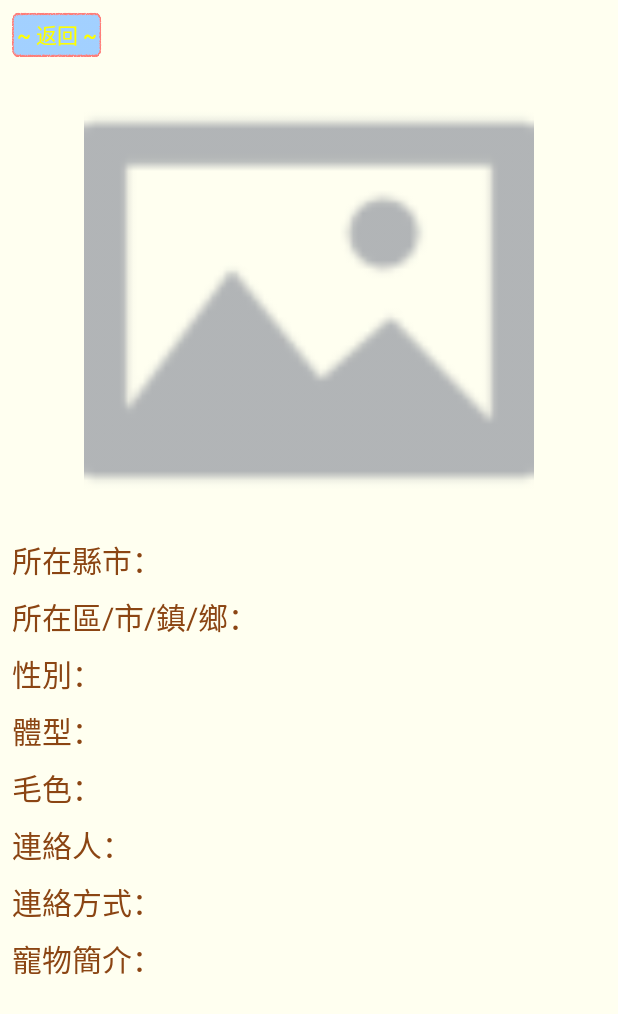
After one commit to cindyle0470/FindMyPet, an Android app: the DetailActivity screen opened directly, with no data from a screen before it, on a phone screen of 412 x 824 dp. The commit adds this screen. Shown: the top 1014 px of the screen. Run offline under Robolectric (Android 15) with nearby library versions, the phone set to English and light mode, and no system bars; 1 statement that could not run was skipped.

Commit message:
Initial commit

```diff
--- a/app/build.gradle
+++ b/app/build.gradle
@@ -29,6 +29,6 @@ dependencies {
     implementation 'com.android.support:design:26.1.0'
     implementation 'com.squareup.okhttp3:okhttp:3.9.1'
     implementation group: 'com.fasterxml.jackson.core',
-            name:'jackson-databind', version: '2.9.4'
+            name: 'jackson-databind', version: '2.9.4'
     compile 'com.github.bumptech.glide:glide:3.7.0'
 }
--- a/app/src/main/AndroidManifest.xml
+++ b/app/src/main/AndroidManifest.xml
@@ -2,7 +2,7 @@
 <manifest xmlns:android="http://schemas.android.com/apk/res/android"
     package="com.example.chingili.findmypet">
 
-    <uses-permission android:name="android.permission.INTERNET"/>
+    <uses-permission android:name="android.permission.INTERNET" />
 
     <application
         android:allowBackup="true"
@@ -18,7 +18,8 @@
                 <category android:name="android.intent.category.LAUNCHER" />
             </intent-filter>
         </activity>
-        <activity android:name=".ChooseActivity"></activity>
+        <activity android:name=".ChooseActivity" />
+        <activity android:name=".DetailActivity"></activity>
     </application>
 
 </manifest>
--- /dev/null
+++ b/app/src/main/java/com/example/chingili/findmypet/DetailActivity.java
@@ -0,0 +1,20 @@
+package com.example.chingili.findmypet;
+
+import android.content.Intent;
+import android.support.v7.app.AppCompatActivity;
+import android.os.Bundle;
+import android.util.Log;
+
+import com.example.chingili.findmypet.data.Pet;
+
+public class DetailActivity extends AppCompatActivity {
+
+    @Override
+    protected void onCreate(Bundle savedInstanceState) {
+        super.onCreate(savedInstanceState);
+        setContentView(R.layout.activity_detail);
+
+        Pet pet = (Pet) getIntent().getParcelableExtra("PET");
+        Log.d("test", "onCreate: "+pet.getSize());
+    }
+}
--- /dev/null
+++ b/app/src/main/res/layout/activity_detail.xml
@@ -0,0 +1,256 @@
+<?xml version="1.0" encoding="utf-8"?>
+<android.support.constraint.ConstraintLayout xmlns:android="http://schemas.android.com/apk/res/android"
+    xmlns:app="http://schemas.android.com/apk/res-auto"
+    xmlns:tools="http://schemas.android.com/tools"
+    android:layout_width="match_parent"
+    android:layout_height="match_parent"
+    android:background="@color/beige"
+    tools:context="com.example.chingili.findmypet.DetailActivity">
+
+    <android.support.v4.widget.NestedScrollView
+        android:layout_width="match_parent"
+        android:layout_height="match_parent"
+        android:fillViewport="true"
+        app:layout_constraintBottom_toBottomOf="parent"
+        app:layout_constraintEnd_toEndOf="parent"
+        app:layout_constraintHorizontal_bias="0.0"
+        app:layout_constraintStart_toStartOf="parent"
+        app:layout_constraintTop_toTopOf="parent"
+        app:layout_constraintVertical_bias="1.0">
+
+        <android.support.constraint.ConstraintLayout
+            android:layout_width="match_parent"
+            android:layout_height="wrap_content">
+
+            <Button
+                android:id="@+id/btn_back"
+                android:layout_width="60dp"
+                android:layout_height="30dp"
+                android:layout_marginStart="8dp"
+                android:layout_marginTop="8dp"
+                android:background="@drawable/style_btn"
+                android:text="~ 返回 ~"
+                android:textColor="@color/yellow"
+                app:layout_constraintStart_toStartOf="parent"
+                app:layout_constraintTop_toTopOf="parent" />
+
+            <ImageView
+                android:id="@+id/img"
+                android:layout_width="0dp"
+                android:layout_height="300dp"
+                android:layout_marginTop="50dp"
+                android:scaleType="fitCenter"
+                app:layout_constraintEnd_toEndOf="parent"
+                app:layout_constraintStart_toStartOf="parent"
+                app:layout_constraintTop_toTopOf="parent"
+                app:srcCompat="@drawable/photo" />
+
+            <TextView
+                android:id="@+id/textView"
+                android:layout_width="wrap_content"
+                android:layout_height="wrap_content"
+                android:layout_marginStart="8dp"
+                android:layout_marginTop="8dp"
+                android:text="所在縣市："
+                android:textAppearance="@style/TextAppearance.AppCompat.Large"
+                android:textColor="@color/saddlebrown"
+                android:textSize="20sp"
+                app:layout_constraintStart_toStartOf="parent"
+                app:layout_constraintTop_toBottomOf="@+id/img" />
+
+            <TextView
+                android:id="@+id/tv_region"
+                android:layout_width="wrap_content"
+                android:layout_height="wrap_content"
+                android:textAppearance="@style/TextAppearance.AppCompat.Large"
+                android:textColor="@color/saddlebrown"
+                android:textSize="20sp"
+                app:layout_constraintStart_toEndOf="@+id/textView"
+                app:layout_constraintTop_toTopOf="@+id/textView" />
+
+            <TextView
+                android:id="@+id/textView3"
+                android:layout_width="wrap_content"
+                android:layout_height="wrap_content"
+                android:layout_marginStart="8dp"
+                android:layout_marginTop="8dp"
+                android:text="所在區/市/鎮/鄉："
+                android:textAppearance="@style/TextAppearance.AppCompat.Large"
+                android:textColor="@color/saddlebrown"
+                android:textSize="20sp"
+                app:layout_constraintStart_toStartOf="parent"
+                app:layout_constraintTop_toBottomOf="@+id/textView" />
+
+            <TextView
+                android:id="@+id/tv_sub_region"
+                android:layout_width="wrap_content"
+                android:layout_height="wrap_content"
+                android:textColor="@color/saddlebrown"
+                android:textSize="20sp"
+                app:layout_constraintStart_toEndOf="@+id/textView3"
+                app:layout_constraintTop_toTopOf="@+id/textView3" />
+
+            <TextView
+                android:id="@+id/textView5"
+                android:layout_width="wrap_content"
+                android:layout_height="wrap_content"
+                android:layout_marginStart="8dp"
+                android:layout_marginTop="8dp"
+                android:text="性別："
+                android:textColor="@color/saddlebrown"
+                android:textSize="20sp"
+                app:layout_constraintStart_toStartOf="parent"
+                app:layout_constraintTop_toBottomOf="@+id/textView3" />
+
+            <TextView
+                android:id="@+id/textView6"
+                android:layout_width="wrap_content"
+                android:layout_height="wrap_content"
+                android:layout_marginStart="8dp"
+                android:layout_marginTop="8dp"
+                android:text="體型："
+                android:textColor="@color/saddlebrown"
+                android:textSize="20sp"
+                app:layout_constraintStart_toStartOf="parent"
+                app:layout_constraintTop_toBottomOf="@+id/textView5" />
+
+            <TextView
+                android:id="@+id/textView7"
+                android:layout_width="wrap_content"
+                android:layout_height="wrap_content"
+                android:layout_marginStart="8dp"
+                android:layout_marginTop="8dp"
+                android:text="毛色："
+                android:textColor="@color/saddlebrown"
+                android:textSize="20sp"
+                app:layout_constraintStart_toStartOf="parent"
+                app:layout_constraintTop_toBottomOf="@+id/textView6" />
+
+            <TextView
+                android:id="@+id/textView8"
+                android:layout_width="wrap_content"
+                android:layout_height="wrap_content"
+                android:layout_marginStart="8dp"
+                android:layout_marginTop="8dp"
+                android:text="連絡人："
+                android:textColor="@color/saddlebrown"
+                android:textSize="20sp"
+                app:layout_constraintStart_toStartOf="parent"
+                app:layout_constraintTop_toBottomOf="@+id/textView7" />
+
+            <TextView
+                android:id="@+id/textView9"
+                android:layout_width="wrap_content"
+                android:layout_height="wrap_content"
+                android:layout_marginStart="8dp"
+                android:layout_marginTop="8dp"
+                android:text="寵物簡介："
+                android:textColor="@color/saddlebrown"
+                android:textSize="20sp"
+                app:layout_constraintStart_toStartOf="parent"
+                app:layout_constraintTop_toBottomOf="@+id/textView10" />
+
+            <TextView
+                android:id="@+id/textView10"
+                android:layout_width="wrap_content"
+                android:layout_height="wrap_content"
+                android:layout_marginStart="8dp"
+                android:layout_marginTop="8dp"
+                android:text="連絡方式："
+                android:textColor="@color/saddlebrown"
+                android:textSize="20sp"
+                app:layout_constraintStart_toStartOf="parent"
+                app:layout_constraintTop_toBottomOf="@+id/textView8" />
+
+            <TextView
+                android:id="@+id/tv_sex"
+                android:layout_width="wrap_content"
+                android:layout_height="wrap_content"
+                android:textColor="@color/saddlebrown"
+                android:textSize="20sp"
+                app:layout_constraintStart_toEndOf="@+id/textView5"
+                app:layout_constraintTop_toTopOf="@+id/textView5" />
+
+            <TextView
+                android:id="@+id/tv_color"
+                android:layout_width="wrap_content"
+                android:layout_height="wrap_content"
+                android:textColor="@color/saddlebrown"
+                android:textSize="20sp"
+                app:layout_constraintStart_toEndOf="@+id/textView7"
+                app:layout_constraintTop_toTopOf="@+id/textView7" />
+
+            <TextView
+                android:id="@+id/tv_size"
+                android:layout_width="wrap_content"
+                android:layout_height="wrap_content"
+                android:textColor="@color/saddlebrown"
+                android:textSize="20sp"
+                app:layout_constraintStart_toEndOf="@+id/textView6"
+                app:layout_constraintTop_toTopOf="@+id/textView6" />
+
+            <TextView
+                android:id="@+id/tv_contact_person"
+                android:layout_width="wrap_content"
+                android:layout_height="wrap_content"
+                android:textColor="@color/saddlebrown"
+                android:textSize="20sp"
+                app:layout_constraintStart_toEndOf="@+id/textView8"
+                app:layout_constraintTop_toTopOf="@+id/textView8" />
+
+            <TextView
+                android:id="@+id/tv_contact_method"
+                android:layout_width="wrap_content"
+                android:layout_height="wrap_content"
+                android:textColor="@color/saddlebrown"
+                android:textSize="20sp"
+                app:layout_constraintStart_toEndOf="@+id/textView10"
+                app:layout_constraintTop_toTopOf="@+id/textView10" />
+
+            <TextView
+                android:id="@+id/tv_description"
+                android:layout_width="0dp"
+                android:layout_height="wrap_content"
+                android:layout_marginEnd="8dp"
+                android:layout_marginStart="8dp"
+                android:minLines="8"
+                android:textColor="@color/saddlebrown"
+                android:textSize="20sp"
+                app:layout_constraintEnd_toEndOf="parent"
+                app:layout_constraintStart_toEndOf="@+id/textView9"
+                app:layout_constraintTop_toTopOf="@+id/textView9" />
+
+            <Button
+                android:id="@+id/button4"
+                android:layout_width="100dp"
+                android:layout_height="30dp"
+                android:layout_marginEnd="8dp"
+                android:layout_marginStart="8dp"
+                android:layout_marginTop="16dp"
+                android:background="@drawable/style_btn"
+                android:text="我要領養！"
+                android:textColor="@color/yellow"
+                app:layout_constraintEnd_toEndOf="parent"
+                app:layout_constraintStart_toStartOf="parent"
+                app:layout_constraintTop_toBottomOf="@+id/tv_description" />
+
+            <TextView
+                android:id="@+id/textView18"
+                android:layout_width="0dp"
+                android:layout_height="wrap_content"
+                android:layout_marginBottom="10dp"
+                android:layout_marginEnd="10dp"
+                android:layout_marginStart="10dp"
+                android:layout_marginTop="10dp"
+                android:text="領養毛小孩是一輩子的事，領養前請充分考慮是否能照顧牠一輩子喲！按下「我要領養！」按鍵前請先與送養人連絡並取得認養同意，認待送養人確認後您就可以在「我家毛孩」的頁面分享毛小孩成長的喜悅予送養人囉~~"
+                android:textColor="@color/saddlebrown"
+                android:textSize="13sp"
+                app:layout_constraintBottom_toBottomOf="parent"
+                app:layout_constraintEnd_toEndOf="parent"
+                app:layout_constraintStart_toStartOf="parent"
+                app:layout_constraintTop_toBottomOf="@+id/button4" />
+        </android.support.constraint.ConstraintLayout>
+
+    </android.support.v4.widget.NestedScrollView>
+
+</android.support.constraint.ConstraintLayout>
```
Also changed, not shown: app/src/main/java/com/example/chingili/findmypet/PetAdatper.java (+37 -11 lines), app/src/main/java/com/example/chingili/findmypet/data/Pet.java (+81 -5 lines), app/src/main/java/com/example/chingili/findmypet/fragment/FindPetFragment.java (+62 -25 lines), app/src/main/res/layout/fragment_find_pet.xml (+2 -15 lines), app/src/main/res/layout/item_pet.xml (+4 -3 lines), app/src/main/res/drawable/ic_no_photo.png (added), app/src/main/res/drawable/photo.png (added).
